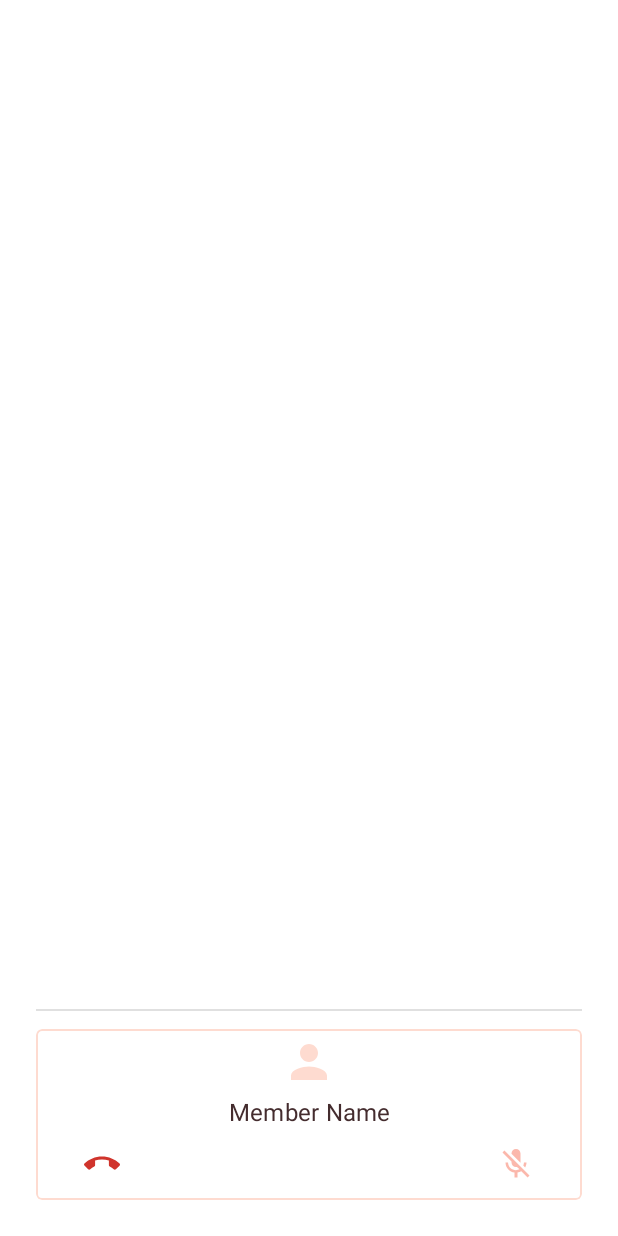
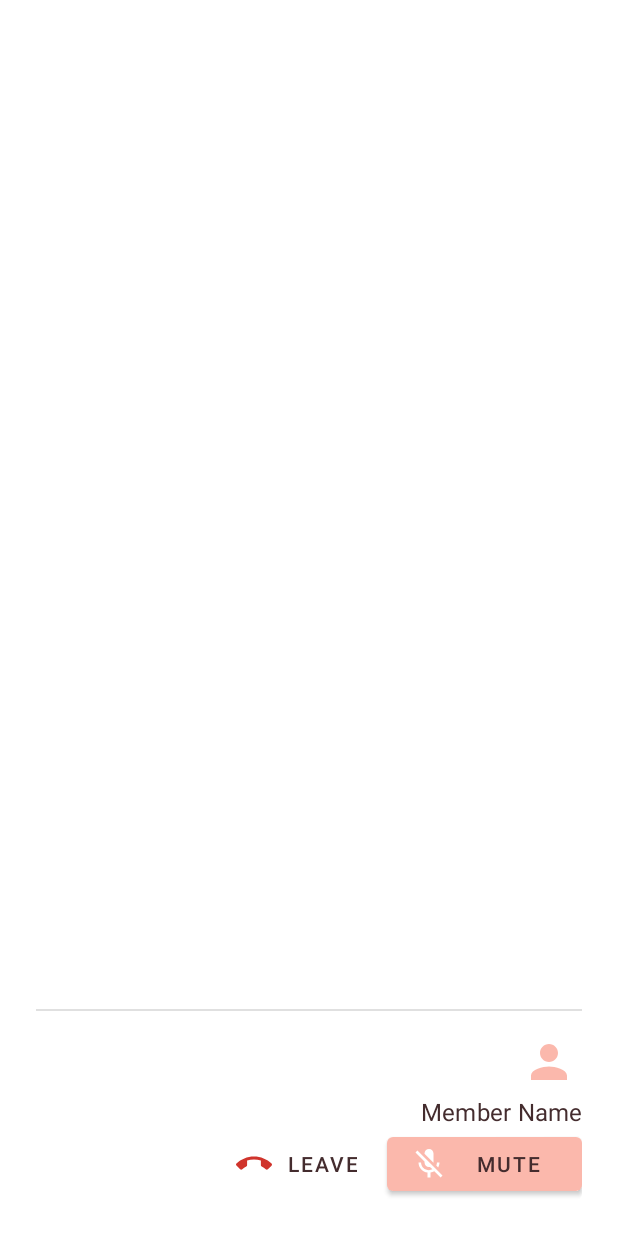
Before and after one commit to DulanjanaYasara/WiFiMeeting, an Android app: the layout meeting_page.xml on its own in the app's theme, with its tools: preview values and no code run, on a phone screen of 412 x 824 dp. Run offline under Robolectric (Android 15) with nearby library versions, the phone set to English and light mode, and no system bars.

Commit message:
material card change

```diff
--- a/app/src/main/java/com/example/wifimeeting/page/SmallGroupDiscussionPage.java
+++ b/app/src/main/java/com/example/wifimeeting/page/SmallGroupDiscussionPage.java
@@ -58,7 +58,7 @@ public class SmallGroupDiscussionPage extends Fragment {
             public void onClick(View view) {
 
                 MaterialAlertDialogBuilder builder = new MaterialAlertDialogBuilder(view.getContext(), R.style.ThemeOverlay_App_MaterialAlertDialog);
-                builder.setTitle("Select Member");
+                builder.setTitle(R.string.select_members);
                 builder.setCancelable(false);
                 builder.setMultiChoiceItems(memberArray, selectedMember, new DialogInterface.OnMultiChoiceClickListener() {
                     @Override
@@ -71,7 +71,7 @@ public class SmallGroupDiscussionPage extends Fragment {
                         }
                     }
                 });
-                builder.setPositiveButton("OK", new DialogInterface.OnClickListener() {
+                builder.setPositiveButton(R.string.ok, new DialogInterface.OnClickListener() {
                     @Override
                     public void onClick(DialogInterface dialogInterface, int i) {
                         StringBuilder stringBuilder = new StringBuilder();
@@ -87,7 +87,7 @@ public class SmallGroupDiscussionPage extends Fragment {
                         memberListTextView.setText(stringBuilder.toString());
                     }
                 });
-                builder.setNegativeButton("Cancel", new DialogInterface.OnClickListener() {
+                builder.setNegativeButton(R.string.cancel, new DialogInterface.OnClickListener() {
                     @Override
                     public void onClick(DialogInterface dialogInterface, int i) {
                         dialogInterface.dismiss();
--- a/app/src/main/res/layout/meeting_page.xml
+++ b/app/src/main/res/layout/meeting_page.xml
@@ -36,13 +36,70 @@
         android:background="@color/colorPrimary"
         android:layout_above="@id/member_card_layout"/>
 
-    <LinearLayout
+    <com.google.android.material.card.MaterialCardView
         android:id="@+id/member_card_layout"
-        android:layout_width="wrap_content"
+        xmlns:app="http://schemas.android.com/apk/res-auto"
+        android:layout_width="match_parent"
         android:layout_height="wrap_content"
         android:layout_alignParentBottom="true"
-        >
-        <include layout="@layout/member_card" />
-    </LinearLayout>
+        app:cardBackgroundColor="@android:color/transparent"
+        app:cardElevation="0dp"
+        app:cardPreventCornerOverlap="true">
+
+        <LinearLayout
+            android:layout_width="match_parent"
+            android:layout_height="wrap_content"
+            android:orientation="vertical">
+
+            <ImageView
+                android:id="@+id/imageButton"
+                android:layout_width="fill_parent"
+                android:layout_height="fill_parent"
+                android:padding="10dp"
+                android:scaleType="fitEnd"
+                app:srcCompat="@drawable/baseline_person_24"
+                app:tint="@color/colorPrimaryDark" />
+
+            <TextView
+                android:id="@+id/member_name"
+                android:layout_width="match_parent"
+                android:layout_height="wrap_content"
+                android:text="@string/member_name"
+                android:textAlignment="viewEnd"
+                android:textAppearance="?attr/textAppearanceSubtitle1" />
+
+            <RelativeLayout
+                android:layout_height="wrap_content"
+                android:layout_width="match_parent"
+                >
+
+                <com.google.android.material.button.MaterialButton
+                    android:id="@+id/mute_unmute_button"
+                    style="@style/Widget.WifiMeeting.Button"
+                    android:layout_width="wrap_content"
+                    android:minWidth="@dimen/mute_unmute_button_mid_width"
+                    android:layout_height="wrap_content"
+                    android:layout_alignParentEnd="true"
+                    android:text="@string/mute"
+                    app:icon="@drawable/baseline_mic_off_24"
+                    />
+
+                <com.google.android.material.button.MaterialButton
+                    android:id="@+id/leave_button"
+                    style="@style/Widget.WifiMeeting.Button.TextButton"
+                    android:layout_width="wrap_content"
+                    android:layout_height="wrap_content"
+                    android:layout_marginEnd="@dimen/button_spacing"
+                    android:text="@string/leave"
+                    android:layout_toStartOf="@id/mute_unmute_button"
+                    app:icon="@drawable/baseline_call_end_24"
+                    app:iconPadding="@dimen/icon_button_padding"
+                    app:iconTint="@color/warningColor"
+                    />
+
+            </RelativeLayout>
+
+        </LinearLayout>
+    </com.google.android.material.card.MaterialCardView>
 
 </RelativeLayout>
--- a/app/src/main/res/layout/member_card.xml
+++ b/app/src/main/res/layout/member_card.xml
@@ -6,22 +6,23 @@
     app:cardBackgroundColor="@android:color/transparent"
     app:cardElevation="0dp"
     app:strokeWidth="1dp"
-    app:strokeColor="@color/colorAccent"
+    app:strokeColor="@color/colorPrimary"
     app:cardPreventCornerOverlap="true">
 
     <LinearLayout
         android:layout_width="match_parent"
         android:layout_height="wrap_content"
-        android:orientation="vertical">
+        android:orientation="vertical"
+        android:padding="10dp">
 
         <ImageView
             android:id="@+id/imageButton"
             android:layout_width="fill_parent"
             android:layout_height="fill_parent"
-            android:padding="10dp"
+
             android:scaleType="fitCenter"
             app:srcCompat="@drawable/baseline_person_24"
-            app:tint="@color/colorAccent" />
+            app:tint="@color/colorPrimaryDark" />
 
         <TextView
             android:id="@+id/member_name"
@@ -31,36 +32,5 @@
             android:textAlignment="center"
             android:textAppearance="?attr/textAppearanceSubtitle1" />
 
-        <RelativeLayout
-            android:layout_height="wrap_content"
-            android:layout_width="match_parent"
-            android:gravity="center"
-            >
-
-            <com.google.android.material.button.MaterialButton
-                android:id="@+id/mute_unmute_button"
-                style="@style/Widget.WifiMeeting.Button.TextButton"
-                android:layout_width="wrap_content"
-                android:layout_height="wrap_content"
-                android:layout_alignParentEnd="true"
-                app:icon="@drawable/baseline_mic_off_24"
-                app:iconGravity="textStart"
-                app:iconPadding="0dp"
-                app:iconTint="@color/colorPrimaryDark"
-                />
-
-            <com.google.android.material.button.MaterialButton
-                android:id="@+id/leave_button"
-                style="@style/Widget.WifiMeeting.Button.TextButton"
-                android:layout_width="wrap_content"
-                android:layout_height="wrap_content"
-                app:icon="@drawable/baseline_call_end_24"
-                app:iconGravity="textStart"
-                app:iconPadding="0dp"
-                app:iconTint="@color/warningColor"
-                />
-
-        </RelativeLayout>
-
     </LinearLayout>
 </com.google.android.material.card.MaterialCardView>
--- a/app/src/main/res/values/dimens.xml
+++ b/app/src/main/res/values/dimens.xml
@@ -5,6 +5,8 @@
     <dimen name="topic_below_padding">30dp</dimen>
     <dimen name="text_input_height">56dp</dimen>
     <dimen name="button_spacing">12dp</dimen>
+    <dimen name="mute_unmute_button_mid_width">130dp</dimen>
+    <dimen name="icon_button_padding">10dp</dimen>
 
     <dimen name="member_card_button_edge_margin">33dp</dimen>
     <dimen name="member_grid_spacing">16dp</dimen>
--- a/app/src/main/res/values/strings.xml
+++ b/app/src/main/res/values/strings.xml
@@ -12,9 +12,12 @@
     <string name="select_group">Select Group</string>
     <string name="create">Create</string>
     <string name="join">Join</string>
+    <string name="ok">OK</string>
     <string name="cancel">Cancel</string>
     <string name="login">Login</string>
     <string name="join_lecture">Join Lecture</string>
+    <string name="confirm">Confirm</string>
+    <string name="leave_meeting_confirmation">Are you sure you want to leave meeting?</string>
 
     <!--    Error Messages-->
     <string name="port_mandatory">Port is required</string>
```
Also changed, not shown: app/src/main/java/com/example/wifimeeting/page/MeetingPage.java (+33 -1 lines), app/src/main/res/raw/members.json (+24 -0 lines), app/src/main/res/values/styles.xml (+7 -2 lines).
